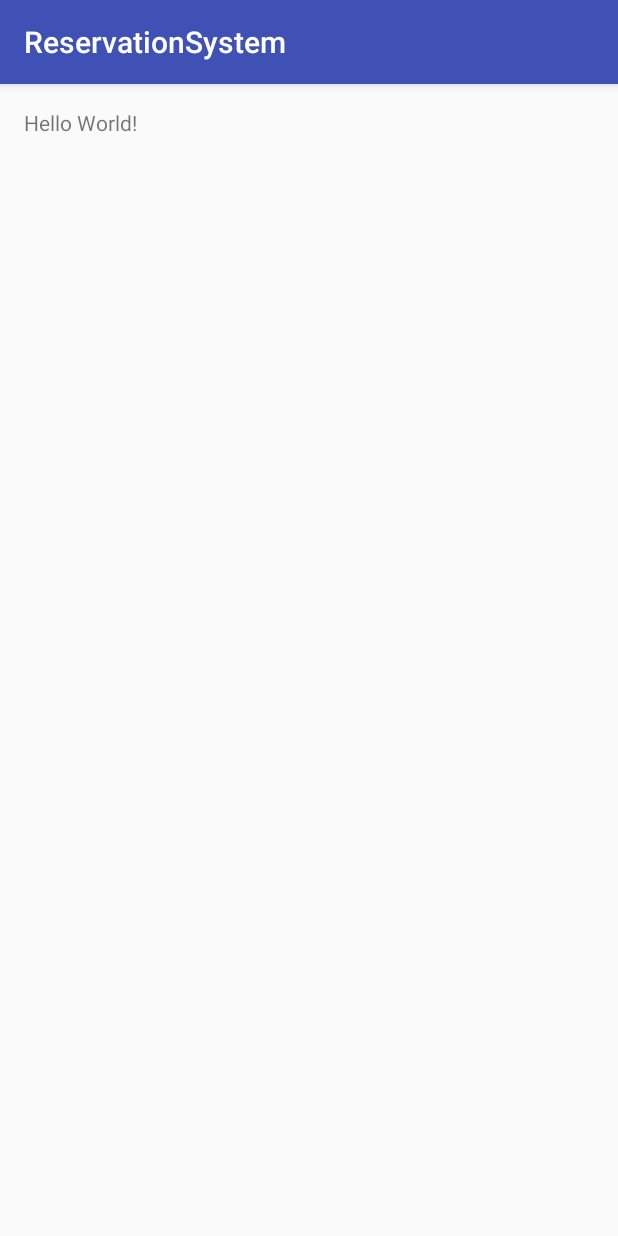
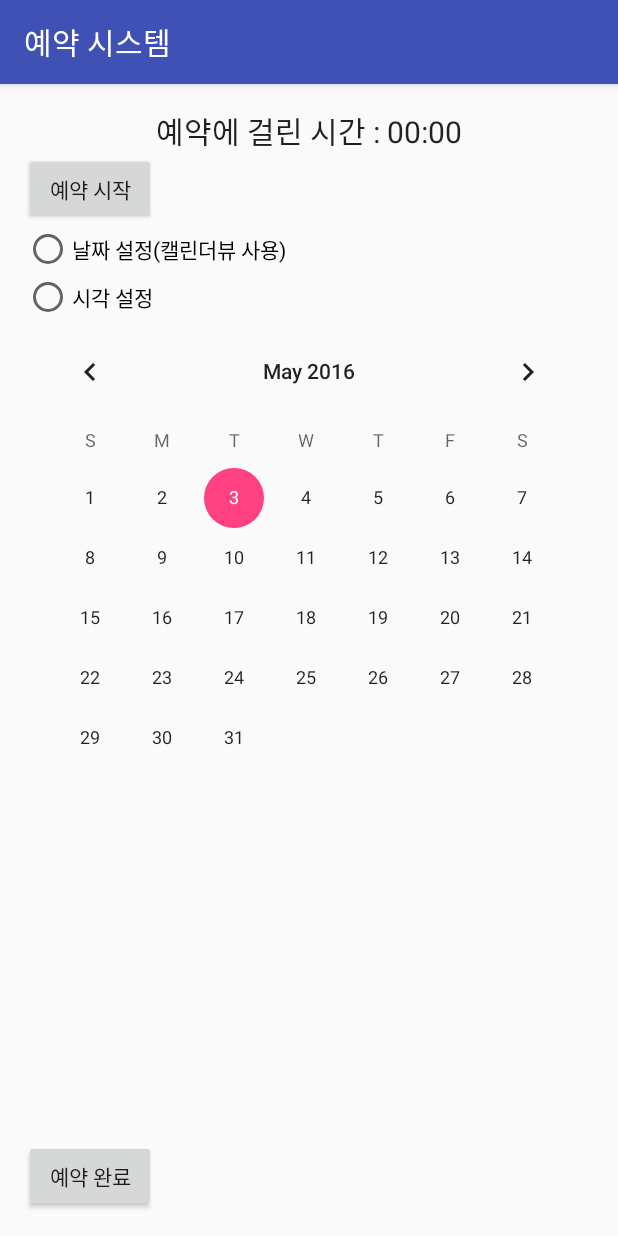
Before and after one commit to ShiEun/reservation_system, an Android app: the screen it shows after launch (MainActivity), on a phone screen of 412 x 824 dp. Run offline under Robolectric (Android 15) with nearby library versions, the phone set to English and light mode, and no system bars.

Commit message:
#1 complete UI

```diff
--- a/app/src/main/res/layout/activity_main.xml
+++ b/app/src/main/res/layout/activity_main.xml
@@ -1,5 +1,5 @@
 <?xml version="1.0" encoding="utf-8"?>
-<RelativeLayout xmlns:android="http://schemas.android.com/apk/res/android"
+<LinearLayout xmlns:android="http://schemas.android.com/apk/res/android"
     xmlns:tools="http://schemas.android.com/tools"
     android:layout_width="match_parent"
     android:layout_height="match_parent"
@@ -7,10 +7,67 @@
     android:paddingLeft="@dimen/activity_horizontal_margin"
     android:paddingRight="@dimen/activity_horizontal_margin"
     android:paddingTop="@dimen/activity_vertical_margin"
-    tools:context="kr.hs.emirim.tldms0940.reservationsystem.MainActivity">
+    tools:context="kr.hs.emirim.tldms0940.reservationsystem.MainActivity"
+    android:orientation="vertical"
+    >
 
-    <TextView
+    <Chronometer
+        android:id="@+id/chrono"
+        android:layout_width="match_parent"
+        android:layout_height="wrap_content"
+        android:format = "예약에 걸린 시간 : %s"
+        android:textSize="20sp"
+        android:gravity="center"/>
+    <Button
         android:layout_width="wrap_content"
         android:layout_height="wrap_content"
-        android:text="Hello World!" />
-</RelativeLayout>
+        android:text="@string/but_start"/>
+    <RadioGroup
+        android:id="@+id/radio_group"
+        android:orientation="vertical"
+        android:layout_width="wrap_content"
+        android:layout_height="wrap_content">
+        <RadioButton
+            android:id="@+id/radio_date"
+            android:layout_width="wrap_content"
+            android:layout_height="wrap_content"
+            android:text="@string/radio_date"/>
+        <RadioButton
+            android:id="@+id/radio_time"
+            android:layout_width="wrap_content"
+            android:layout_height="wrap_content"
+            android:text="@string/radio_time"/>
+    </RadioGroup>
+    <LinearLayout
+        android:layout_width="match_parent"
+        android:layout_height="wrap_content"
+        android:layout_weight="1"
+        ><FrameLayout
+        android:layout_width="match_parent"
+        android:layout_height="wrap_content">
+        <CalendarView
+            android:id="@+id/calendar"
+            android:layout_width="match_parent"
+            android:layout_height="wrap_content"></CalendarView>
+        <TimePicker
+            android:id="@+id/time"
+            android:layout_width="match_parent"
+            android:layout_height="wrap_content"
+            android:visibility="invisible">
+        </TimePicker>
+    </FrameLayout>
+    </LinearLayout>
+    <LinearLayout
+        android:layout_width="match_parent"
+        android:layout_height="wrap_content"
+        android:orientation="horizontal">
+        <Button
+            android:layout_width="wrap_content"
+            android:layout_height="wrap_content"
+            android:text="@string/but_done"/>
+        <TextView
+            android:id="@+id/text_result"
+            android:layout_width="match_parent"
+            android:layout_height="wrap_content" />
+    </LinearLayout>
+</LinearLayout>
--- a/app/src/main/res/values/strings.xml
+++ b/app/src/main/res/values/strings.xml
@@ -1,3 +1,7 @@
 <resources>
-    <string name="app_name">ReservationSystem</string>
+    <string name="app_name">예약 시스템</string>
+    <string name="but_start">예약 시작</string>
+    <string name="radio_date">날짜 설정(캘린더뷰 사용)</string>
+    <string name="radio_time">시각 설정</string>
+    <string name="but_done">예약 완료</string>
 </resources>
```
